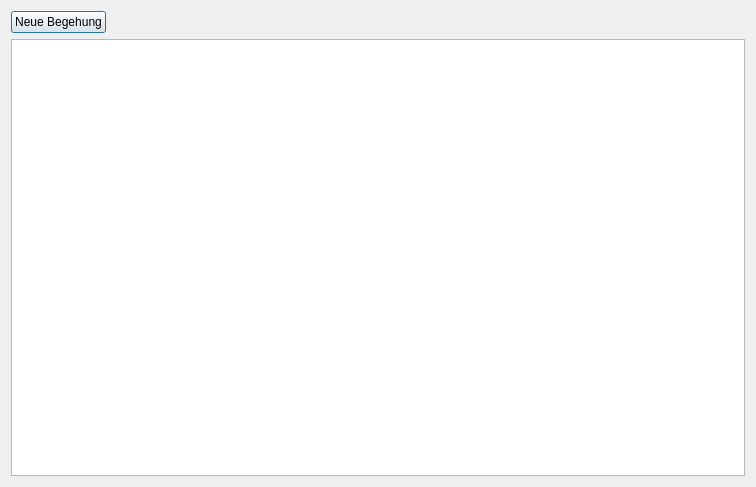
This is APIS/forms/apis_sharding_selection_list_form.ui in APIS-Luftbildarchiv/APIS as Qt 5 draws it before an edit. The edited form follows.
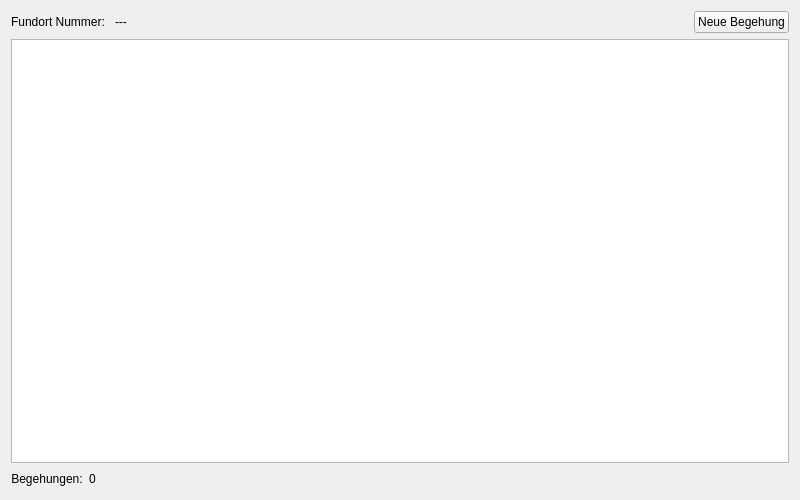
This is the edited form. Icons and pictures are not drawn.

What changed in the file:
```diff
--- a/APIS/forms/apis_sharding_selection_list_form.ui
+++ b/APIS/forms/apis_sharding_selection_list_form.ui
@@ -6,8 +6,8 @@
    <rect>
     <x>0</x>
     <y>0</y>
-    <width>756</width>
-    <height>487</height>
+    <width>800</width>
+    <height>500</height>
    </rect>
   </property>
   <property name="windowTitle">
@@ -17,7 +17,34 @@
    <item>
     <layout class="QHBoxLayout" name="horizontalLayout">
      <item>
-      <widget class="QPushButton" name="pushButton">
+      <widget class="QLabel" name="label">
+       <property name="text">
+        <string>Fundort Nummer: </string>
+       </property>
+      </widget>
+     </item>
+     <item>
+      <widget class="QLabel" name="uiSiteNumberLbl">
+       <property name="text">
+        <string>---</string>
+       </property>
+      </widget>
+     </item>
+     <item>
+      <spacer name="horizontalSpacer">
+       <property name="orientation">
+        <enum>Qt::Horizontal</enum>
+       </property>
+       <property name="sizeHint" stdset="0">
+        <size>
+         <width>40</width>
+         <height>20</height>
+        </size>
+       </property>
+      </spacer>
+     </item>
+     <item>
+      <widget class="QPushButton" name="uiNewShardingBtn">
        <property name="text">
         <string>Neue Begehung</string>
        </property>
@@ -31,10 +58,40 @@
          <height>24</height>
         </size>
        </property>
+       <property name="autoDefault">
+        <bool>false</bool>
+       </property>
       </widget>
      </item>
+    </layout>
+   </item>
+   <item>
+    <widget class="QTableView" name="uiShardingListTableV"/>
+   </item>
+   <item>
+    <layout class="QHBoxLayout" name="horizontalLayout_2">
      <item>
-      <spacer name="horizontalSpacer">
+      <widget class="QLabel" name="label_2">
+       <property name="text">
+        <string>Begehungen:</string>
+       </property>
+       <property name="alignment">
+        <set>Qt::AlignCenter</set>
+       </property>
+      </widget>
+     </item>
+     <item>
+      <widget class="QLabel" name="uiShardingCountLbl">
+       <property name="text">
+        <string>0</string>
+       </property>
+       <property name="alignment">
+        <set>Qt::AlignCenter</set>
+       </property>
+      </widget>
+     </item>
+     <item>
+      <spacer name="horizontalSpacer_4">
        <property name="orientation">
         <enum>Qt::Horizontal</enum>
        </property>
@@ -48,9 +105,6 @@
      </item>
     </layout>
    </item>
-   <item>
-    <widget class="QTableView" name="tableView"/>
-   </item>
   </layout>
  </widget>
  <resources>
```
Left out of the diff: 3 changed lines with no effect on the pictures.
